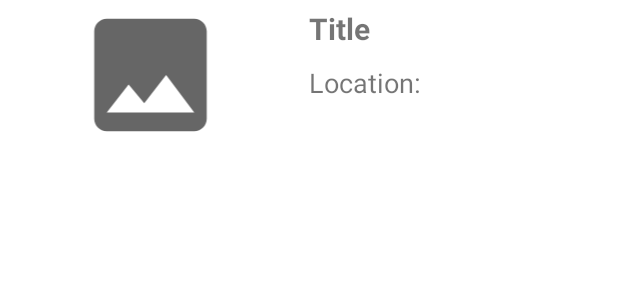
After one commit to Kekelic/newsOnMap, an Android app: the layout item_news.xml on its own in the app's theme, with its tools: preview values and no code run, on a phone screen of 412 x 824 dp. The commit adds this screen. Shown: the top 300 px of the screen. Run offline under Robolectric (Android 15) with nearby library versions, the phone set to English and light mode, and no system bars.

Commit message:
added recycler view

```diff
--- a/app/src/main/java/com/example/newsonmap/ui/map/MapsFragment.kt
+++ b/app/src/main/java/com/example/newsonmap/ui/map/MapsFragment.kt
@@ -67,8 +67,6 @@ class MapsFragment : Fragment(), OnMapClickListener, OnMarkerClickListener, OnCr
     }
 
     private fun loadNews() {
-
-        val user = FirebaseAuth.getInstance().currentUser
         val db = Firebase.firestore
         val documentReference = db.collection("news")
         documentReference.get()
@@ -78,10 +76,7 @@ class MapsFragment : Fragment(), OnMapClickListener, OnMarkerClickListener, OnCr
                         val latitude = document["latitude"].toString().toDouble()
                         val longitude = document["longitude"].toString().toDouble()
                         makeMarker(LatLng(latitude , longitude))
-                        Log.d(ContentValues.TAG, "No such document")
                     }
-
-//                    binding.etAccountFirstname.setText(document["firstname"].toString())
                 } else {
                     Log.d(ContentValues.TAG, "No such document")
                 }
--- /dev/null
+++ b/app/src/main/res/layout/item_news.xml
@@ -0,0 +1,42 @@
+<?xml version="1.0" encoding="utf-8"?>
+<LinearLayout xmlns:android="http://schemas.android.com/apk/res/android"
+    android:layout_width="match_parent"
+    android:layout_height="wrap_content">
+
+    <ImageView
+        android:id="@+id/iv_image"
+        android:layout_width="0dp"
+        android:layout_height="100dp"
+        android:layout_weight="1"
+        android:src="@drawable/ic_baseline_image_24"
+        />
+    <RelativeLayout
+        android:layout_width="0dp"
+        android:layout_height="match_parent"
+        android:layout_marginStart="5dp"
+        android:layout_marginEnd="5dp"
+        android:layout_weight="1">
+
+        <TextView
+            android:id="@+id/tv_title"
+            android:layout_width="match_parent"
+            android:layout_height="wrap_content"
+            android:layout_marginTop="5dp"
+            android:text="Title"
+            android:textSize="20sp"
+            android:textStyle="bold"/>
+        <TextView
+            android:id="@+id/tv_address"
+            android:layout_width="match_parent"
+            android:layout_height="wrap_content"
+            android:layout_marginTop="10dp"
+            android:text="Location: "
+            android:textSize="18sp"
+            android:layout_below="@id/tv_title"/>
+
+
+    </RelativeLayout>
+
+
+
+</LinearLayout>
```
Also changed, not shown: app/src/main/java/com/example/newsonmap/model/News.kt (added, +16 -0 lines), app/src/main/java/com/example/newsonmap/ui/list/ListNewsFragment.kt (+84 -39 lines), app/src/main/java/com/example/newsonmap/ui/list/NewsAdapter.kt (added, +45 -0 lines), app/src/main/java/com/example/newsonmap/ui/list/NewsViewHolder.kt (added, +18 -0 lines), app/src/main/java/com/example/newsonmap/ui/list/OnNewsClickListener.kt (added, +7 -0 lines), app/src/main/res/layout/fragment_list_news.xml (+4 -4 lines).
